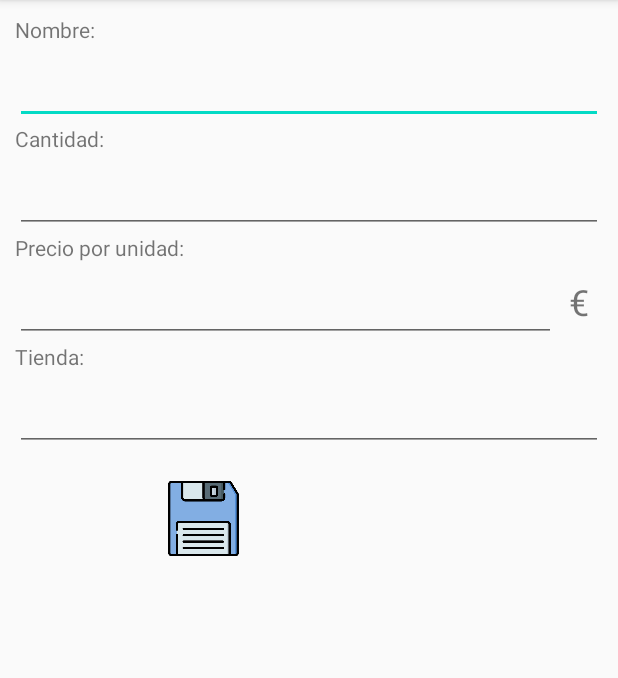
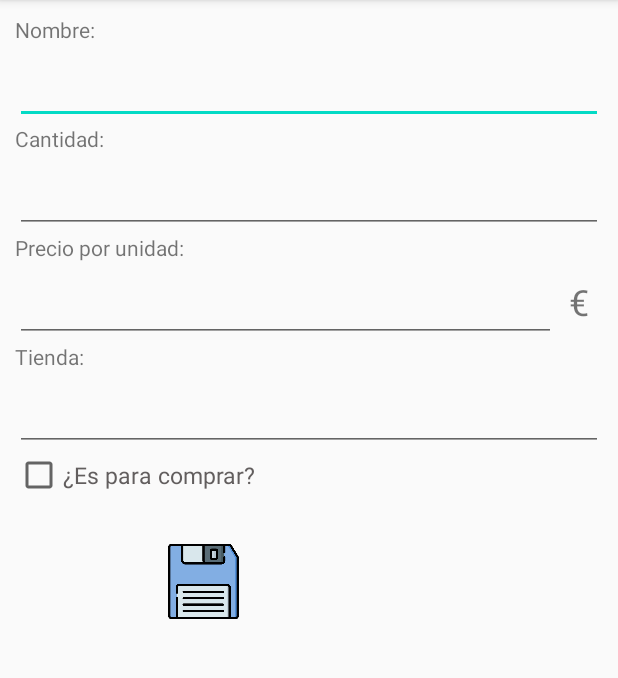
Before and after one commit to isagonrod/inventario, an Android app: the screen it shows after launch (NuevoProductoActivity), in the options menu, after a tap on "Nuevo producto", on a phone screen of 412 x 824 dp, the part 84-762 px from its top. Run offline under Robolectric (Android 15) with nearby library versions, the phone set to English and light mode, and no system bars.

Commit message:
[#9] Al crear/editar un producto, se puede añadir directamente a la lista de compra marcando el checkbox.

```diff
--- a/app/src/main/java/isamix/inventario/NuevoProductoActivity.java
+++ b/app/src/main/java/isamix/inventario/NuevoProductoActivity.java
@@ -4,6 +4,7 @@ import android.support.v7.app.AppCompatActivity;
 import android.os.Bundle;
 import android.view.View;
 import android.widget.Button;
+import android.widget.CheckBox;
 import android.widget.EditText;
 import android.widget.Toast;
 
@@ -12,6 +13,7 @@ import isamix.inventario.db.DbProductos;
 public class NuevoProductoActivity extends AppCompatActivity {
 
     EditText txtNombre, txtCantidad, txtPrecio, txtTienda;
+    CheckBox viewParaComprar;
     Button btnGuardar, favEditar, favEliminar;
 
     @Override
@@ -23,6 +25,7 @@ public class NuevoProductoActivity extends AppCompatActivity {
         txtCantidad = findViewById(R.id.txtCantidad);
         txtPrecio = findViewById(R.id.txtPrecio);
         txtTienda = findViewById(R.id.txtTienda);
+        viewParaComprar = findViewById(R.id.viewParaComprar);
         btnGuardar = findViewById(R.id.btnGuardar);
         favEditar = findViewById(R.id.fabEditar);
         favEditar.setVisibility(View.INVISIBLE);
@@ -35,7 +38,8 @@ public class NuevoProductoActivity extends AppCompatActivity {
                     txtNombre.getText().toString(),
                     txtCantidad.getText().toString(),
                     txtPrecio.getText().toString(),
-                    txtTienda.getText().toString());
+                    txtTienda.getText().toString(),
+                    viewParaComprar.isChecked()?'1':'0');
 
             if (id > 0) {
                 Toast.makeText(NuevoProductoActivity.this, "PRODUCTO GUARDADO", Toast.LENGTH_LONG).show();
@@ -51,5 +55,6 @@ public class NuevoProductoActivity extends AppCompatActivity {
         txtCantidad.setText("");
         txtPrecio.setText("");
         txtTienda.setText("");
+        viewParaComprar.setChecked(false);
     }
 }
--- a/app/src/main/java/isamix/inventario/db/DbHelper.java
+++ b/app/src/main/java/isamix/inventario/db/DbHelper.java
@@ -18,9 +18,13 @@ public class DbHelper extends SQLiteOpenHelper {
     @Override
     public void onCreate(SQLiteDatabase db) {
 
-        db.execSQL("CREATE TABLE " + TABLE_INVENTARIO + "(id INTEGER PRIMARY KEY AUTOINCREMENT, " +
-                "nombre TEXT NOT NULL, " + "cantidad TEXT NOT NULL, " +
-                "precio TEXT, " + "tienda TEXT)");
+        db.execSQL("CREATE TABLE " + TABLE_INVENTARIO + "(" +
+                "id INTEGER PRIMARY KEY AUTOINCREMENT, " +
+                "nombre TEXT NOT NULL, " +
+                "cantidad TEXT NOT NULL, " +
+                "precio TEXT, " +
+                "tienda TEXT, " +
+                "paraComprar INTEGER)");
     }
 
     @Override
--- a/app/src/main/java/isamix/inventario/entity/Producto.java
+++ b/app/src/main/java/isamix/inventario/entity/Producto.java
@@ -72,10 +72,4 @@ public class Producto {
     public void setParaComprar(int paraComprar) {
         this.paraComprar = paraComprar;
     }
-
-    // TO STRING
-
-    public String toString() {
-        return this.cantidad + " - " + this.nombre + " - | Precio/unidad: " + this.precio;
-    }
 }
--- a/app/src/main/res/layout/activity_nuevo_producto.xml
+++ b/app/src/main/res/layout/activity_nuevo_producto.xml
@@ -92,10 +92,18 @@
         android:textSize="24sp"
         tools:ignore="SpeakableTextPresentCheck" />
 
+    <CheckBox
+        android:id="@+id/viewParaComprar"
+        android:layout_width="match_parent"
+        android:layout_height="wrap_content"
+        android:textSize="15sp"
+        android:textColor="@color/dark_grey"
+        android:text="@string/hint_para_comprar"/>
+
     <LinearLayout
         android:layout_width="match_parent"
         android:layout_height="wrap_content"
-        android:layout_margin="10dp"
+        android:layout_margin="20dp"
         android:gravity="center" >
 
         <Button
--- a/app/src/main/res/values/strings.xml
+++ b/app/src/main/res/values/strings.xml
@@ -17,5 +17,6 @@
     <string name="lista_libros">LIBROS</string>
     <string name="lista_textil">JUEGOS</string>
     <string name="lista_compra">LISTA DE LA COMPRA</string>
-    <string name="separator"> | </string>
+    <string name="separator">|</string>
+    <string name="hint_para_comprar">¿Es para comprar?</string>
 </resources>
```
Also changed, not shown: app/src/main/java/isamix/inventario/EditarProductoActivity.java (+10 -3 lines), app/src/main/java/isamix/inventario/db/DbProductos.java (+14 -7 lines), app/src/main/res/layout/lista_item_compra.xml (+15 -6 lines).
